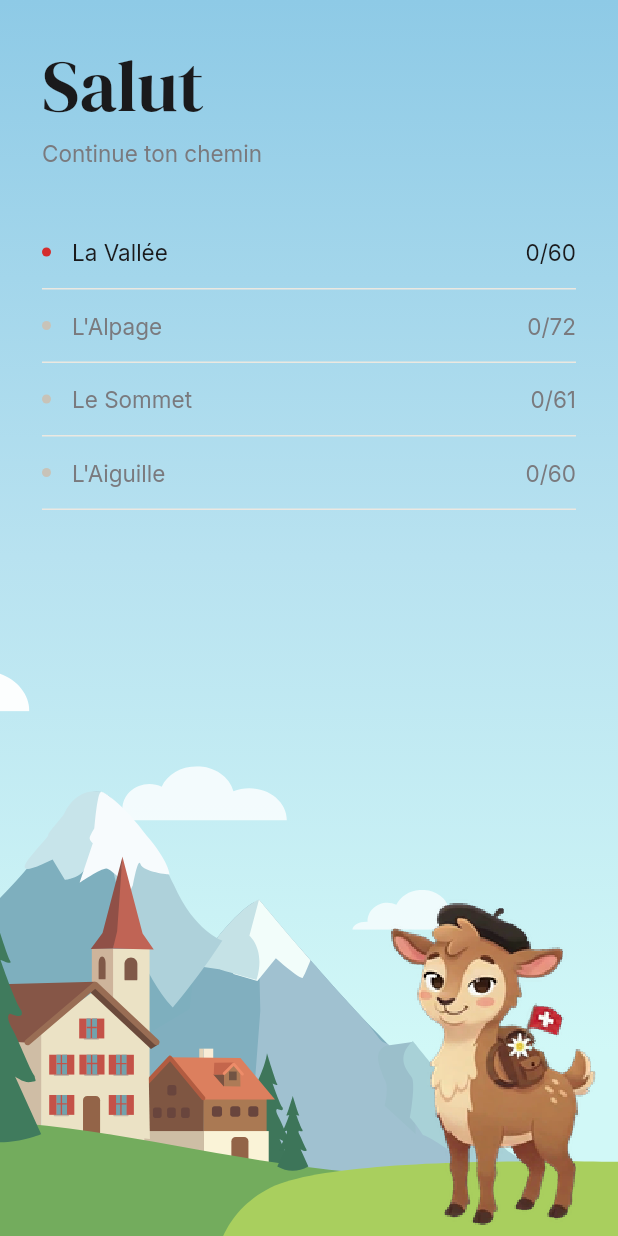
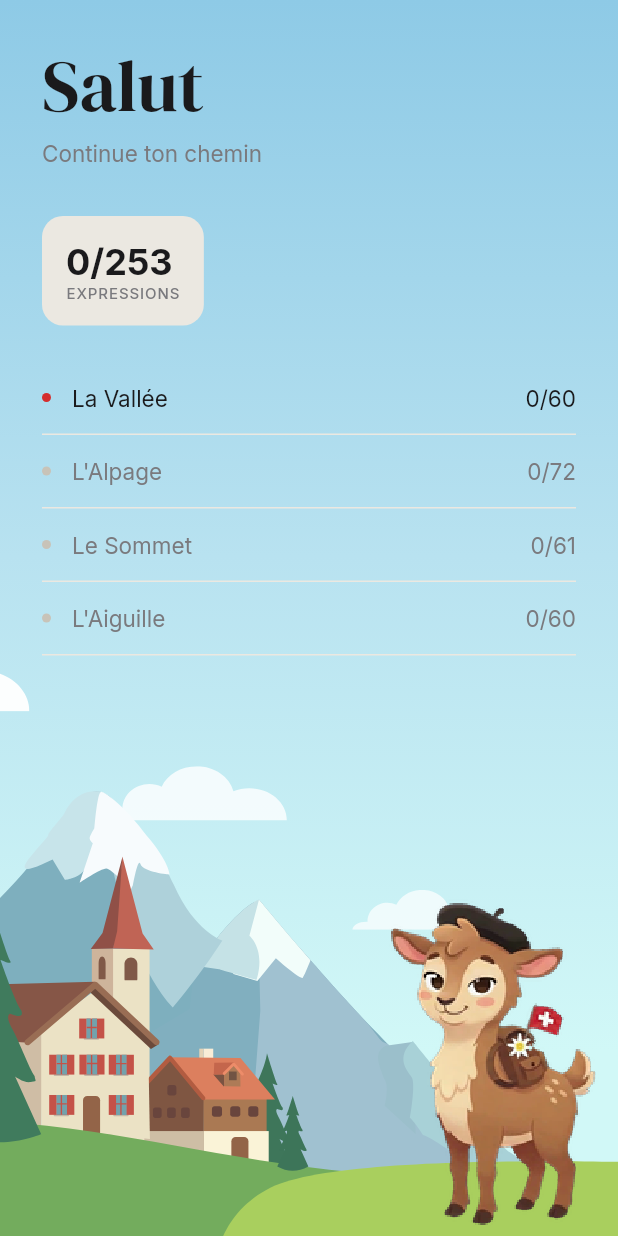
Before and after one commit to lflachs/Ca-Joue, a Flutter app: the HomeScreen screen opened by its route, on a phone screen of 412 x 824 dp. Run offline on Flutter 3.47's test engine with Material 3 defaults, Android fonts, the phone set to English and light mode, and no system bars; our stand-ins replace flutter_riverpod, flutter_svg, go_router, google_fonts, lucide_icons, riverpod_annotation and 1 more; accounts and stored records are empty; generated files the repository leaves out were written again.

Commit message:
Show expressions progress stat card on home screen

```diff
--- a/lib/features/home/widgets/home_screen.dart
+++ b/lib/features/home/widgets/home_screen.dart
@@ -1,6 +1,8 @@
 import 'package:ca_joue/core/content/content_provider.dart';
 import 'package:ca_joue/core/progress/lesson_progress_provider.dart';
+import 'package:ca_joue/core/progress/overall_progress_provider.dart';
 import 'package:ca_joue/features/home/widgets/review_cta.dart';
+import 'package:ca_joue/features/home/widgets/stat_card.dart';
 import 'package:ca_joue/features/home/widgets/tier_row.dart';
 import 'package:ca_joue/theme/ca_joue_theme.dart';
 import 'package:ca_joue/widgets/cta_button.dart';
@@ -38,14 +40,23 @@ class HomeScreen extends ConsumerWidget {
                   CtaButton(
                     label: 'Reessayer',
                     fullWidth: false,
-                        onPressed: () =>
-                            ref.invalidate(allTiersProvider),
+                    onPressed: () => ref.invalidate(allTiersProvider),
                   ),
                 ],
               ),
             ),
           ),
-              data: (tiers) => Padding(
+          data: (tiers) {
+            final overallAsync = ref.watch(
+              totalCompletedExpressionsProvider,
+            );
+            final completed = overallAsync.value ?? 0;
+            final total = tiers.fold<int>(
+              0,
+              (sum, t) => sum + t.expressionCount,
+            );
+
+            return Padding(
               padding: CaJoueSpacing.horizontal,
               child: Column(
                 crossAxisAlignment: CrossAxisAlignment.start,
@@ -73,6 +84,14 @@ class HomeScreen extends ConsumerWidget {
 
                   const SizedBox(height: CaJoueSpacing.xl),
 
+                  // -- Overall progress --
+                  StatCard(
+                    value: '$completed/$total',
+                    label: 'expressions',
+                  ),
+
+                  const SizedBox(height: CaJoueSpacing.lg),
+
                   // -- Review CTA (conditional, self-spacing) --
                   const ReviewCta(),
 
@@ -81,8 +100,7 @@ class HomeScreen extends ConsumerWidget {
                     final completedAsync = ref.watch(
                       completedCountByTierProvider(tier.number),
                     );
-                      final completedCount =
-                          completedAsync.value ?? 0;
+                    final completedCount = completedAsync.value ?? 0;
                     return TierRow(
                       tier: tier,
                       completedCount: completedCount,
@@ -98,7 +116,8 @@ class HomeScreen extends ConsumerWidget {
                   const SizedBox(height: 220),
                 ],
               ),
-              ),
+            );
+          },
         ),
       ),
     );
--- /dev/null
+++ b/lib/features/home/widgets/stat_card.dart
@@ -0,0 +1,61 @@
+import 'package:ca_joue/theme/ca_joue_theme.dart';
+import 'package:flutter/widgets.dart';
+import 'package:google_fonts/google_fonts.dart';
+
+/// A card displaying a single statistic with a value and label.
+///
+/// Used on the home screen to show progress metrics like
+/// expressions learned ("42/253 expressions").
+class StatCard extends StatelessWidget {
+  /// Creates a [StatCard].
+  const StatCard({
+    required this.value,
+    required this.label,
+    this.valueColor = CaJoueColors.slate,
+    super.key,
+  });
+
+  /// The primary value to display (e.g., "42/253").
+  final String value;
+
+  /// The label below the value (e.g., "expressions").
+  final String label;
+
+  /// The color of the value text. Defaults to [CaJoueColors.slate].
+  final Color valueColor;
+
+  @override
+  Widget build(BuildContext context) {
+    return Semantics(
+      label: '$label: $value',
+      excludeSemantics: true,
+      child: Container(
+        padding: const EdgeInsets.all(CaJoueSpacing.md),
+        decoration: BoxDecoration(
+          color: CaJoueColors.cream,
+          borderRadius: BorderRadius.circular(14),
+        ),
+        child: Column(
+          crossAxisAlignment: CrossAxisAlignment.start,
+          mainAxisSize: MainAxisSize.min,
+          children: [
+            Text(
+              value,
+              style: GoogleFonts.inter(
+                fontSize: 24,
+                fontWeight: FontWeight.w700,
+              ).copyWith(color: valueColor),
+            ),
+            Text(
+              label.toUpperCase(),
+              style: CaJoueTypography.uiCaption.copyWith(
+                color: CaJoueColors.stone,
+                letterSpacing: 0.6,
+              ),
+            ),
+          ],
+        ),
+      ),
+    );
+  }
+}
```
Lines whose indentation alone changed are shown as unchanged.
